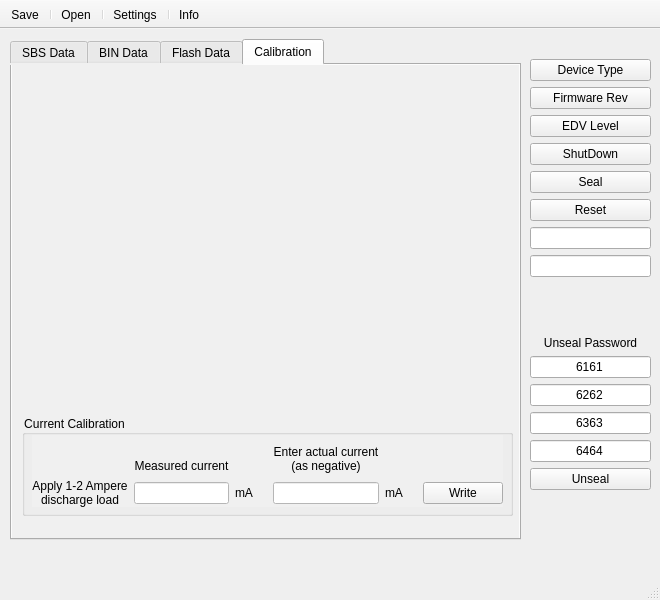
Before: the Qt Designer form mainwindow.ui in lmdpua/CP2112_SH366000_Flasher, drawn with Qt 5.
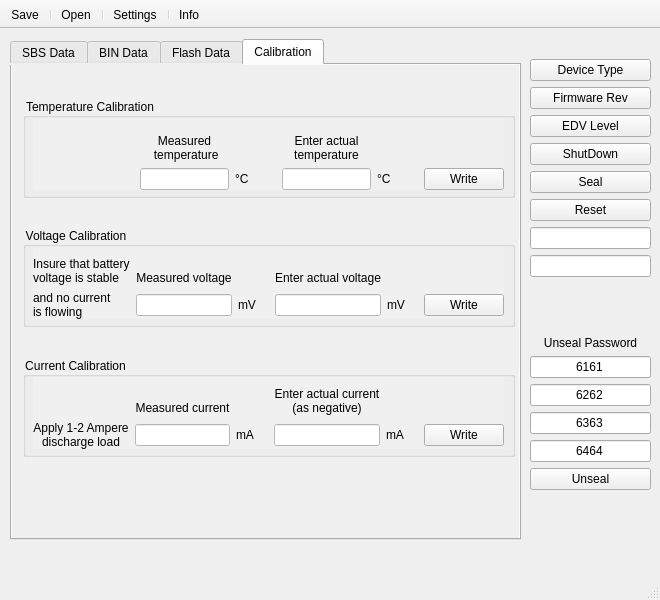
After: the same form once the commit is applied. The open tabs and pages were chosen to show the change. Icons and pictures are not drawn.

Diff of the .ui file:
```diff
--- a/mainwindow.ui
+++ b/mainwindow.ui
@@ -352,14 +352,419 @@
      <attribute name="title">
       <string>Calibration</string>
      </attribute>
+     <widget class="QWidget" name="verticalLayoutWidget">
+      <property name="geometry">
+       <rect>
+        <x>11</x>
+        <y>10</y>
+        <width>492</width>
+        <height>451</height>
+       </rect>
+      </property>
+      <layout class="QVBoxLayout" name="verticalLayout">
+       <item>
+        <spacer name="verticalSpacer_3">
+         <property name="orientation">
+          <enum>Qt::Vertical</enum>
+         </property>
+         <property name="sizeHint" stdset="0">
+          <size>
+           <width>20</width>
+           <height>40</height>
+          </size>
+         </property>
+        </spacer>
+       </item>
+       <item>
+        <widget class="QGroupBox" name="groupBox_3">
+         <property name="sizePolicy">
+          <sizepolicy hsizetype="Minimum" vsizetype="Maximum">
+           <horstretch>0</horstretch>
+           <verstretch>0</verstretch>
+          </sizepolicy>
+         </property>
+         <property name="minimumSize">
+          <size>
+           <width>490</width>
+           <height>100</height>
+          </size>
+         </property>
+         <property name="font">
+          <font>
+           <bold>false</bold>
+          </font>
+         </property>
+         <property name="title">
+          <string>Temperature Calibration</string>
+         </property>
+         <property name="alignment">
+          <set>Qt::AlignLeading|Qt::AlignLeft|Qt::AlignVCenter</set>
+         </property>
+         <property name="flat">
+          <bool>false</bool>
+         </property>
+         <property name="checkable">
+          <bool>false</bool>
+         </property>
+         <widget class="QWidget" name="gridLayoutWidget_3">
+          <property name="geometry">
+           <rect>
+            <x>10</x>
+            <y>20</y>
+            <width>471</width>
+            <height>72</height>
+           </rect>
+          </property>
+          <layout class="QGridLayout" name="gridLayout_3">
+           <property name="sizeConstraint">
+            <enum>QLayout::SetDefaultConstraint</enum>
+           </property>
+           <item row="1" column="7">
+            <widget class="QPushButton" name="writeTemperature">
+             <property name="text">
+              <string>Write</string>
+             </property>
+            </widget>
+           </item>
+           <item row="1" column="2">
+            <widget class="QLabel" name="label_12">
+             <property name="minimumSize">
+              <size>
+               <width>19</width>
+               <height>0</height>
+              </size>
+             </property>
+             <property name="text">
+              <string>°C</string>
+             </property>
+            </widget>
+           </item>
+           <item row="1" column="1">
+            <widget class="QLineEdit" name="lineMeasuredTemperature">
+             <property name="maximumSize">
+              <size>
+               <width>16777215</width>
+               <height>16777215</height>
+              </size>
+             </property>
+             <property name="baseSize">
+              <size>
+               <width>100</width>
+               <height>0</height>
+              </size>
+             </property>
+             <property name="styleSheet">
+              <string notr="true">background-color: rgb(255, 255, 255);</string>
+             </property>
+             <property name="text">
+              <string/>
+             </property>
+             <property name="alignment">
+              <set>Qt::AlignCenter</set>
+             </property>
+            </widget>
+           </item>
+           <item row="0" column="4">
+            <widget class="QLabel" name="label_13">
+             <property name="text">
+              <string>Enter actual
+temperature</string>
+             </property>
+             <property name="alignment">
+              <set>Qt::AlignBottom|Qt::AlignHCenter</set>
+             </property>
+            </widget>
+           </item>
+           <item row="1" column="4">
+            <widget class="QLineEdit" name="lineActualTemperature">
+             <property name="styleSheet">
+              <string notr="true">background-color: rgb(255, 255, 255);</string>
+             </property>
+             <property name="alignment">
+              <set>Qt::AlignCenter</set>
+             </property>
+            </widget>
+           </item>
+           <item row="1" column="6">
+            <spacer name="horizontalSpacer_6">
+             <property name="orientation">
+              <enum>Qt::Horizontal</enum>
+             </property>
+             <property name="sizeHint" stdset="0">
+              <size>
+               <width>40</width>
+               <height>20</height>
+              </size>
+             </property>
+            </spacer>
+           </item>
+           <item row="0" column="1">
+            <widget class="QLabel" name="label_15">
+             <property name="text">
+              <string>Measured
+ temperature</string>
+             </property>
+             <property name="alignment">
+              <set>Qt::AlignBottom|Qt::AlignHCenter</set>
+             </property>
+            </widget>
+           </item>
+           <item row="1" column="5">
+            <widget class="QLabel" name="label_14">
+             <property name="minimumSize">
+              <size>
+               <width>19</width>
+               <height>0</height>
+              </size>
+             </property>
+             <property name="text">
+              <string>°C</string>
+             </property>
+            </widget>
+           </item>
+           <item row="1" column="3">
+            <spacer name="horizontalSpacer_5">
+             <property name="orientation">
+              <enum>Qt::Horizontal</enum>
+             </property>
+             <property name="sizeHint" stdset="0">
+              <size>
+               <width>40</width>
+               <height>20</height>
+              </size>
+             </property>
+            </spacer>
+           </item>
+           <item row="1" column="0">
+            <spacer name="horizontalSpacer_7">
+             <property name="orientation">
+              <enum>Qt::Horizontal</enum>
+             </property>
+             <property name="sizeHint" stdset="0">
+              <size>
+               <width>125</width>
+               <height>20</height>
+              </size>
+             </property>
+            </spacer>
+           </item>
+          </layout>
+         </widget>
+        </widget>
+       </item>
+       <item>
+        <spacer name="verticalSpacer_7">
+         <property name="orientation">
+          <enum>Qt::Vertical</enum>
+         </property>
+         <property name="sizeHint" stdset="0">
+          <size>
+           <width>20</width>
+           <height>40</height>
+          </size>
+         </property>
+        </spacer>
+       </item>
+       <item>
+        <widget class="QGroupBox" name="groupBox_2">
+         <property name="sizePolicy">
+          <sizepolicy hsizetype="Minimum" vsizetype="Maximum">
+           <horstretch>0</horstretch>
+           <verstretch>0</verstretch>
+          </sizepolicy>
+         </property>
+         <property name="minimumSize">
+          <size>
+           <width>490</width>
+           <height>100</height>
+          </size>
+         </property>
+         <property name="font">
+          <font>
+           <bold>false</bold>
+          </font>
+         </property>
+         <property name="title">
+          <string>Voltage Calibration</string>
+         </property>
+         <property name="alignment">
+          <set>Qt::AlignLeading|Qt::AlignLeft|Qt::AlignVCenter</set>
+         </property>
+         <property name="flat">
+          <bool>false</bool>
+         </property>
+         <property name="checkable">
+          <bool>false</bool>
+         </property>
+         <widget class="QWidget" name="gridLayoutWidget_2">
+          <property name="geometry">
+           <rect>
+            <x>10</x>
+            <y>20</y>
+            <width>471</width>
+            <height>72</height>
+           </rect>
+          </property>
+          <layout class="QGridLayout" name="gridLayout_2">
+           <property name="sizeConstraint">
+            <enum>QLayout::SetDefaultConstraint</enum>
+           </property>
+           <item row="0" column="1">
+            <widget class="QLabel" name="label_10">
+             <property name="text">
+              <string>Measured voltage</string>
+             </property>
+             <property name="alignment">
+              <set>Qt::AlignBottom|Qt::AlignHCenter</set>
+             </property>
+            </widget>
+           </item>
+           <item row="1" column="1">
+            <widget class="QLineEdit" name="lineMeasuredVoltage">
+             <property name="styleSheet">
+              <string notr="true">background-color: rgb(255, 255, 255);</string>
+             </property>
+             <property name="alignment">
+              <set>Qt::AlignCenter</set>
+             </property>
+            </widget>
+           </item>
+           <item row="1" column="4">
+            <widget class="QLineEdit" name="lineActualVoltage">
+             <property name="styleSheet">
+              <string notr="true">background-color: rgb(255, 255, 255);</string>
+             </property>
+             <property name="alignment">
+              <set>Qt::AlignCenter</set>
+             </property>
+            </widget>
+           </item>
+           <item row="1" column="7">
+            <widget class="QPushButton" name="writeVoltage">
+             <property name="text">
+              <string>Write</string>
+             </property>
+            </widget>
+           </item>
+           <item row="1" column="3">
+            <spacer name="horizontalSpacer_3">
+             <property name="orientation">
+              <enum>Qt::Horizontal</enum>
+             </property>
+             <property name="sizeHint" stdset="0">
+              <size>
+               <width>40</width>
+               <height>20</height>
+              </size>
+             </property>
+            </spacer>
+           </item>
+           <item row="1" column="2">
+            <widget class="QLabel" name="label_7">
+             <property name="minimumSize">
+              <size>
+               <width>19</width>
+               <height>0</height>
+              </size>
+             </property>
+             <property name="text">
+              <string>mV</string>
+             </property>
+            </widget>
+           </item>
+           <item row="1" column="6">
+            <spacer name="horizontalSpacer_4">
+             <property name="orientation">
+              <enum>Qt::Horizontal</enum>
+             </property>
+             <property name="sizeHint" stdset="0">
+              <size>
+               <width>40</width>
+               <height>20</height>
+              </size>
+             </property>
+            </spacer>
+           </item>
+           <item row="1" column="5">
+            <widget class="QLabel" name="label_9">
+             <property name="minimumSize">
+              <size>
+               <width>19</width>
+               <height>0</height>
+              </size>
+             </property>
+             <property name="text">
+              <string>mV</string>
+             </property>
+            </widget>
+           </item>
+           <item row="0" column="4">
+            <widget class="QLabel" name="label_8">
+             <property name="text">
+              <string>Enter actual voltage</string>
+             </property>
+             <property name="alignment">
+              <set>Qt::AlignBottom|Qt::AlignHCenter</set>
+             </property>
+            </widget>
+           </item>
+           <item row="1" column="0">
+            <widget class="QLabel" name="label_11">
+             <property name="text">
+              <string>and no current
+is flowing</string>
+             </property>
+             <property name="alignment">
+              <set>Qt::AlignLeading|Qt::AlignLeft|Qt::AlignTop</set>
+             </property>
+            </widget>
+           </item>
+           <item row="0" column="0">
+            <widget class="QLabel" name="label_17">
+             <property name="text">
+              <string>Insure that battery
+voltage is stable</string>
+             </property>
+             <property name="alignment">
+              <set>Qt::AlignBottom|Qt::AlignLeading|Qt::AlignLeft</set>
+             </property>
+            </widget>
+           </item>
+          </layout>
+         </widget>
+        </widget>
+       </item>
+       <item>
+        <spacer name="verticalSpacer_6">
+         <property name="orientation">
+          <enum>Qt::Vertical</enum>
+         </property>
+         <property name="sizeHint" stdset="0">
+          <size>
+           <width>20</width>
+           <height>40</height>
+          </size>
+         </property>
+        </spacer>
+       </item>
+       <item>
      <widget class="QGroupBox" name="groupBox">
-      <property name="geometry">
-       <rect>
-        <x>10</x>
-        <y>350</y>
-        <width>491</width>
-        <height>101</height>
-       </rect>
+         <property name="sizePolicy">
+          <sizepolicy hsizetype="Minimum" vsizetype="Maximum">
+           <horstretch>0</horstretch>
+           <verstretch>0</verstretch>
+          </sizepolicy>
+         </property>
+         <property name="minimumSize">
+          <size>
+           <width>490</width>
+           <height>100</height>
+          </size>
+         </property>
+         <property name="font">
+          <font>
+           <bold>false</bold>
+          </font>
       </property>
       <property name="title">
        <string>Current Calibration</string>
@@ -398,6 +803,9 @@
           <property name="styleSheet">
            <string notr="true">background-color: rgb(255, 255, 255);</string>
           </property>
+             <property name="alignment">
+              <set>Qt::AlignCenter</set>
+             </property>
          </widget>
         </item>
         <item row="0" column="4">
@@ -463,6 +871,7 @@
           <property name="font">
            <font>
             <bold>false</bold>
+               <kerning>true</kerning>
            </font>
           </property>
           <property name="inputMethodHints">
@@ -492,6 +901,48 @@
         </item>
        </layout>
       </widget>
+        </widget>
+       </item>
+       <item>
+        <spacer name="verticalSpacer_4">
+         <property name="orientation">
+          <enum>Qt::Vertical</enum>
+         </property>
+         <property name="sizeHint" stdset="0">
+          <size>
+           <width>20</width>
+           <height>40</height>
+          </size>
+         </property>
+        </spacer>
+       </item>
+       <item>
+        <spacer name="verticalSpacer_2">
+         <property name="orientation">
+          <enum>Qt::Vertical</enum>
+         </property>
+         <property name="sizeHint" stdset="0">
+          <size>
+           <width>20</width>
+           <height>40</height>
+          </size>
+         </property>
+        </spacer>
+       </item>
+       <item>
+        <spacer name="verticalSpacer_5">
+         <property name="orientation">
+          <enum>Qt::Vertical</enum>
+         </property>
+         <property name="sizeHint" stdset="0">
+          <size>
+           <width>20</width>
+           <height>40</height>
+          </size>
+         </property>
+        </spacer>
+       </item>
+      </layout>
      </widget>
     </widget>
    </widget>
```
Left out of the diff: 13 changed lines with no effect on the pictures. Lines whose indentation alone changed are shown as unchanged.
